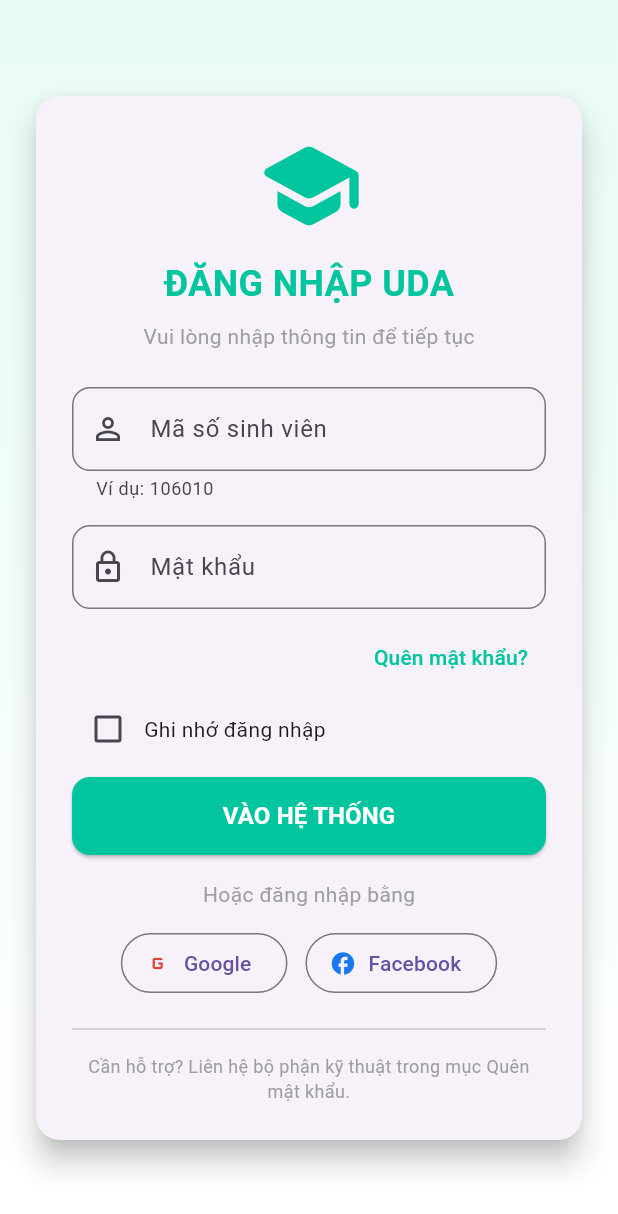
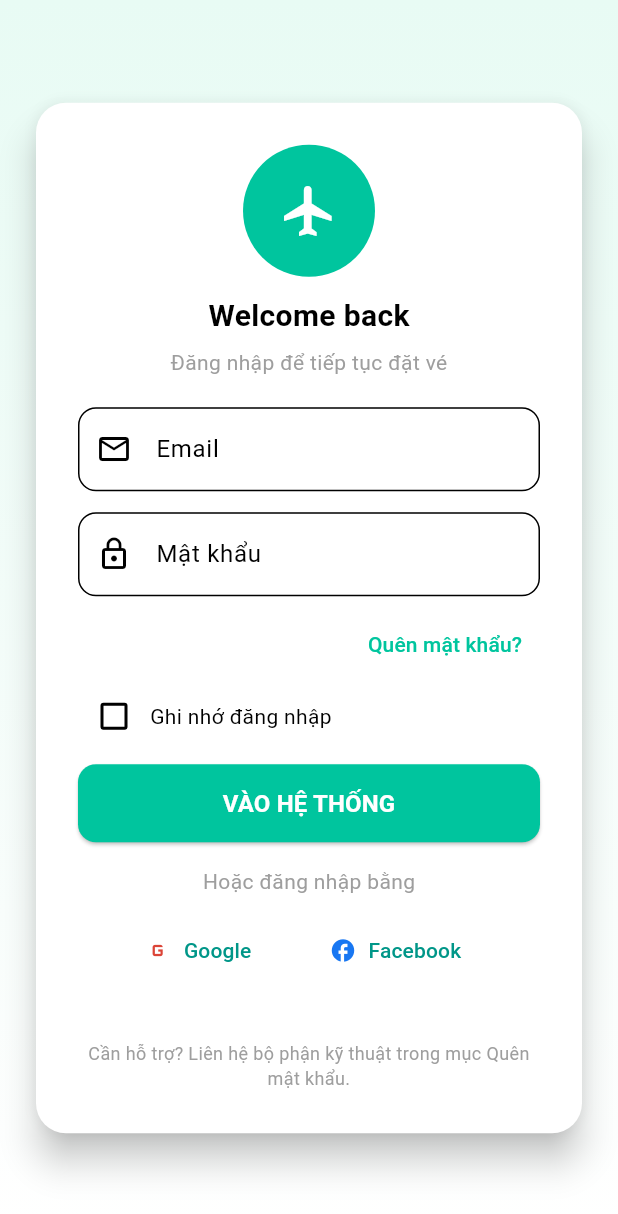
Before and after one commit to hang1234566/flutter, a Flutter app: the SignInPage screen opened directly, on a phone screen of 412 x 824 dp. Shown: the top 1214 px of the screen. Run offline on Flutter 3.47's test engine with Material 3 defaults, Android fonts, the phone set to English and light mode, and no system bars; network calls fail.

Commit message:
feat(ui): polished flight booking UI — onboarding, explore, filters, flight detail, bookings, theme

```diff
--- a/lib/main.dart
+++ b/lib/main.dart
@@ -1,5 +1,7 @@
 import 'package:flutter/material.dart';
-import 'pages/signin_page.dart'; // Import trang đăng nhập vào
+// import 'pages/signin_page.dart'; // SignInPage referenced by onboarding
+import 'pages/onboarding_page.dart';
+import 'theme.dart';
 
 void main() => runApp(const UdaApp());
 
@@ -9,8 +11,8 @@ class UdaApp extends StatelessWidget {
   Widget build(BuildContext context) {
     return MaterialApp(
       debugShowCheckedModeBanner: false,
-      theme: ThemeData(primaryColor: const Color(0xFF00C59E)),
-      home: const SignInPage(), // Chạy trang đăng nhập đầu tiên
+      theme: AppTheme.light,
+      home: const OnboardingPage(),
     );
   }
 }
--- /dev/null
+++ b/lib/models/booking.dart
@@ -0,0 +1,17 @@
+class Booking {
+  final String id;
+  final String flightId;
+  final String passengerName;
+  final DateTime bookedAt;
+  final int seats;
+  String status; // e.g., confirmed, cancelled
+
+  Booking({
+    required this.id,
+    required this.flightId,
+    required this.passengerName,
+    required this.bookedAt,
+    required this.seats,
+    this.status = 'confirmed',
+  });
+}
--- /dev/null
+++ b/lib/models/flight.dart
@@ -0,0 +1,19 @@
+class Flight {
+  final String id;
+  final String from;
+  final String to;
+  final DateTime depart;
+  final DateTime arrive;
+  final double price;
+  int seatsAvailable;
+
+  Flight({
+    required this.id,
+    required this.from,
+    required this.to,
+    required this.depart,
+    required this.arrive,
+    required this.price,
+    required this.seatsAvailable,
+  });
+}
--- a/lib/pages/signin_page.dart
+++ b/lib/pages/signin_page.dart
@@ -1,7 +1,7 @@
 import 'package:flutter/material.dart';
 
 import '../services/api_service.dart';
-import 'home_page.dart';
+import 'flights_page.dart';
 import 'forgot_password_page.dart';
 
 class SignInPage extends StatefulWidget {
@@ -23,7 +23,7 @@ class _SignInPageState extends State<SignInPage> {
     if (!mounted) return;
     setState(() => _loading = false);
     if (success) {
-      Navigator.push(context, MaterialPageRoute(builder: (c) => const HomePage()));
+      Navigator.push(context, MaterialPageRoute(builder: (c) => const FlightsPage()));
     } else {
       ScaffoldMessenger.of(context).showSnackBar(
         const SnackBar(
@@ -50,50 +50,44 @@ class _SignInPageState extends State<SignInPage> {
           padding: const EdgeInsets.all(20),
           child: Center(
             child: ConstrainedBox(
-              constraints: const BoxConstraints(maxWidth: 600),
+              constraints: const BoxConstraints(maxWidth: 520),
               child: Card(
-                elevation: 8,
-                shape: RoundedRectangleBorder(borderRadius: BorderRadius.circular(16)),
+                elevation: 10,
+                shape: RoundedRectangleBorder(borderRadius: BorderRadius.circular(20)),
                 child: Padding(
-                  padding: const EdgeInsets.all(24),
+                  padding: const EdgeInsets.all(28),
                   child: Column(
                     mainAxisSize: MainAxisSize.min,
                     children: [
-                      const Icon(Icons.school_rounded, size: 72, color: Color(0xFF00C59E)),
+                      CircleAvatar(radius: 44, backgroundColor: Theme.of(context).primaryColor, child: const Icon(Icons.flight, size: 40, color: Colors.white)),
                       const SizedBox(height: 12),
-                      const Text("ĐĂNG NHẬP UDA", style: TextStyle(fontSize: 24, fontWeight: FontWeight.bold, color: Color(0xFF00C59E))),
-                      const SizedBox(height: 8),
-                      const Text("Vui lòng nhập thông tin để tiếp tục", style: TextStyle(color: Colors.grey)),
-                      const SizedBox(height: 24),
+                      const Text("Welcome back", style: TextStyle(fontSize: 20, fontWeight: FontWeight.bold)),
+                      const SizedBox(height: 6),
+                      const Text("Đăng nhập để tiếp tục đặt vé", style: TextStyle(color: Colors.grey)),
+                      const SizedBox(height: 20),
 
-                      // Ô nhập Mã số sinh viên
                       TextField(
                         controller: _user,
-                        decoration: InputDecoration(
-                          labelText: "Mã số sinh viên",
-                          hintText: "Nhập mã số sinh viên của bạn",
-                          prefixIcon: const Icon(Icons.person_outline),
-                          helperText: 'Ví dụ: 106010',
-                          border: OutlineInputBorder(borderRadius: BorderRadius.circular(12)),
+                        decoration: const InputDecoration(
+                          labelText: "Email",
+                          hintText: "you@example.com",
+                          prefixIcon: Icon(Icons.email_outlined),
                         ),
-                        keyboardType: TextInputType.number,
+                        keyboardType: TextInputType.emailAddress,
                       ),
-                      const SizedBox(height: 16),
+                      const SizedBox(height: 14),
 
-                      // Ô nhập Mật khẩu
                       TextField(
                         controller: _pass,
-                        decoration: InputDecoration(
+                        decoration: const InputDecoration(
                           labelText: "Mật khẩu",
                           hintText: "Nhập mật khẩu",
-                          prefixIcon: const Icon(Icons.lock_outline),
-                          border: OutlineInputBorder(borderRadius: BorderRadius.circular(12)),
+                          prefixIcon: Icon(Icons.lock_outline),
                         ),
-                        obscureText: true, // Hiện dấu chấm bảo mật
+                        obscureText: true,
                       ),
 
                       const SizedBox(height: 8),
-                      // Nút Quên mật khẩu (canh phải)
                       Row(
                         mainAxisAlignment: MainAxisAlignment.end,
                         children: [
@@ -101,17 +95,16 @@ class _SignInPageState extends State<SignInPage> {
                             onPressed: () {
                               Navigator.push(context, MaterialPageRoute(builder: (c) => const ForgotPasswordPage()));
                             },
-                            child: const Text('Quên mật khẩu?', style: TextStyle(color: Color(0xFF00C59E))),
+                            child: Text('Quên mật khẩu?', style: TextStyle(color: Theme.of(context).primaryColor)),
                           ),
                         ],
                       ),
 
-                      // Remember me + login button
                       Row(
                         children: [
                           Checkbox(
                             value: _remember,
-                            activeColor: const Color(0xFF00C59E),
+                            activeColor: Theme.of(context).primaryColor,
                             onChanged: (v) => setState(() => _remember = v ?? false),
                           ),
                           const Text('Ghi nhớ đăng nhập'),
@@ -122,7 +115,6 @@ class _SignInPageState extends State<SignInPage> {
                       ElevatedButton(
                         onPressed: _loading ? null : _login,
                         style: ElevatedButton.styleFrom(
-                          backgroundColor: const Color(0xFF00C59E),
                           minimumSize: const Size(double.infinity, 52),
                           shape: RoundedRectangleBorder(borderRadius: BorderRadius.circular(12)),
                         ),
--- a/lib/services/api_service.dart
+++ b/lib/services/api_service.dart
@@ -1,6 +1,8 @@
 import 'dart:async';
 
 import '../models/student.dart';
+import '../models/flight.dart';
+import '../models/booking.dart';
 
 class ApiService {
   ApiService._privateConstructor();
@@ -13,10 +15,13 @@ class ApiService {
     Student(id: '105999', fullName: 'Nguyễn Minh Khôi', lop: 'ST23A1', email: 'khoinm@donga.edu.vn'),
   ];
 
-  // API 1: Login endpoint
-  Future<bool> login(String studentId, String password) async {
+  // API 1: Login endpoint (demo - accept any non-empty email/password)
+  Future<bool> login(String email, String password) async {
     await Future.delayed(const Duration(milliseconds: 500));
-    return studentId == '106010' && password == '123456';
+    final e = email.trim();
+    final p = password.trim();
+    if (e.isEmpty || p.isEmpty) return false;
+    return true;
   }
 
   // API 2: Get all students
@@ -97,6 +102,92 @@ class ApiService {
     return ([header, ...rows]).join('\n');
   }
 
+  // --- Flight booking APIs (in-memory sample data) ---
+  final List<Flight> _flights = [
+    Flight(
+      id: 'F001',
+      from: 'Hanoi',
+      to: 'Ho Chi Minh',
+      depart: DateTime.now().add(const Duration(days: 1, hours: 9)),
+      arrive: DateTime.now().add(const Duration(days: 1, hours: 11, minutes: 30)),
+      price: 120.0,
+      seatsAvailable: 18,
+    ),
+    Flight(
+      id: 'F002',
+      from: 'Hanoi',
+      to: 'Da Nang',
+      depart: DateTime.now().add(const Duration(days: 2, hours: 7)),
+      arrive: DateTime.now().add(const Duration(days: 2, hours: 8, minutes: 40)),
+      price: 80.0,
+      seatsAvailable: 25,
+    ),
+    Flight(
+      id: 'F003',
+      from: 'Ho Chi Minh',
+      to: 'Phu Quoc',
+      depart: DateTime.now().add(const Duration(days: 3, hours: 14)),
+      arrive: DateTime.now().add(const Duration(days: 3, hours: 15, minutes: 20)),
+      price: 150.0,
+      seatsAvailable: 12,
+    ),
+  ];
+
+  final List<Booking> _bookings = [];
+
+  Future<List<Flight>> getFlights() async {
+    await Future.delayed(const Duration(milliseconds: 300));
+    return List<Flight>.from(_flights);
+  }
+
+  Future<List<Flight>> searchFlights(String from, String to, {DateTime? departDate, double? minPrice, double? maxPrice, int? minSeats}) async {
+    await Future.delayed(const Duration(milliseconds: 300));
+    final f = from.toLowerCase().trim();
+    final t = to.toLowerCase().trim();
+    return _flights.where((flight) {
+      final matchFrom = f.isEmpty || flight.from.toLowerCase().contains(f);
+      final matchTo = t.isEmpty || flight.to.toLowerCase().contains(t);
+      final matchDate = departDate == null || (flight.depart.year == departDate.year && flight.depart.month == departDate.month && flight.depart.day == departDate.day);
+      final matchMinPrice = minPrice == null || flight.price >= minPrice;
+      final matchMaxPrice = maxPrice == null || flight.price <= maxPrice;
+      final matchSeats = minSeats == null || flight.seatsAvailable >= minSeats;
+      return matchFrom && matchTo && matchDate && matchMinPrice && matchMaxPrice && matchSeats;
+    }).toList();
+  }
+
+  Future<Booking> bookFlight(String flightId, String passengerName, int seats) async {
+    await Future.delayed(const Duration(milliseconds: 400));
+    final flight = _flights.firstWhere((f) => f.id == flightId);
+    if (flight.seatsAvailable < seats) throw Exception('Not enough seats');
+    flight.seatsAvailable -= seats;
+    final booking = Booking(
+      id: 'B${DateTime.now().millisecondsSinceEpoch}',
+      flightId: flightId,
+      passengerName: passengerName,
+      bookedAt: DateTime.now(),
+      seats: seats,
+    );
+    _bookings.add(booking);
+    return booking;
+  }
+
+  Future<List<Booking>> getBookings() async {
+    await Future.delayed(const Duration(milliseconds: 300));
+    return List<Booking>.from(_bookings);
+  }
+
+  Future<bool> cancelBooking(String bookingId) async {
+    await Future.delayed(const Duration(milliseconds: 300));
+    final index = _bookings.indexWhere((b) => b.id == bookingId);
+    if (index < 0) return false;
+    final booking = _bookings[index];
+    if (booking.status == 'cancelled') return false;
+    final flight = _flights.firstWhere((f) => f.id == booking.flightId, orElse: () => throw Exception('Flight not found'));
+    flight.seatsAvailable += booking.seats;
+    booking.status = 'cancelled';
+    return true;
+  }
+
   // Extra API: Class summary
   Future<Map<String, int>> getClassSummary() async {
     await Future.delayed(const Duration(milliseconds: 300));
--- /dev/null
+++ b/lib/theme.dart
@@ -0,0 +1,20 @@
+import 'package:flutter/material.dart';
+
+class AppTheme {
+  static const primary = Color(0xFF00C59E);
+  static final ThemeData light = ThemeData(
+    primaryColor: primary,
+    colorScheme: ColorScheme.fromSwatch(primarySwatch: Colors.teal).copyWith(secondary: Colors.tealAccent),
+    scaffoldBackgroundColor: Colors.white,
+    appBarTheme: const AppBarTheme(backgroundColor: Color(0xFF00C59E), elevation: 4),
+    // cardTheme: CardTheme(shape: RoundedRectangleBorder(borderRadius: BorderRadius.circular(16)), elevation: 6),
+    inputDecorationTheme: InputDecorationTheme(
+      border: OutlineInputBorder(borderRadius: BorderRadius.circular(12)),
+      filled: true,
+      fillColor: Colors.white,
+    ),
+    elevatedButtonTheme: ElevatedButtonThemeData(
+      style: ElevatedButton.styleFrom(backgroundColor: primary, shape: RoundedRectangleBorder(borderRadius: BorderRadius.circular(12))),
+    ),
+  );
+}
```
Also changed, not shown: lib/pages/bookings_page.dart (added, +114 -0 lines), lib/pages/flight_detail_page.dart (added, +37 -0 lines), lib/pages/flights_page.dart (added, +215 -0 lines), lib/pages/onboarding_page.dart (added, +73 -0 lines).
